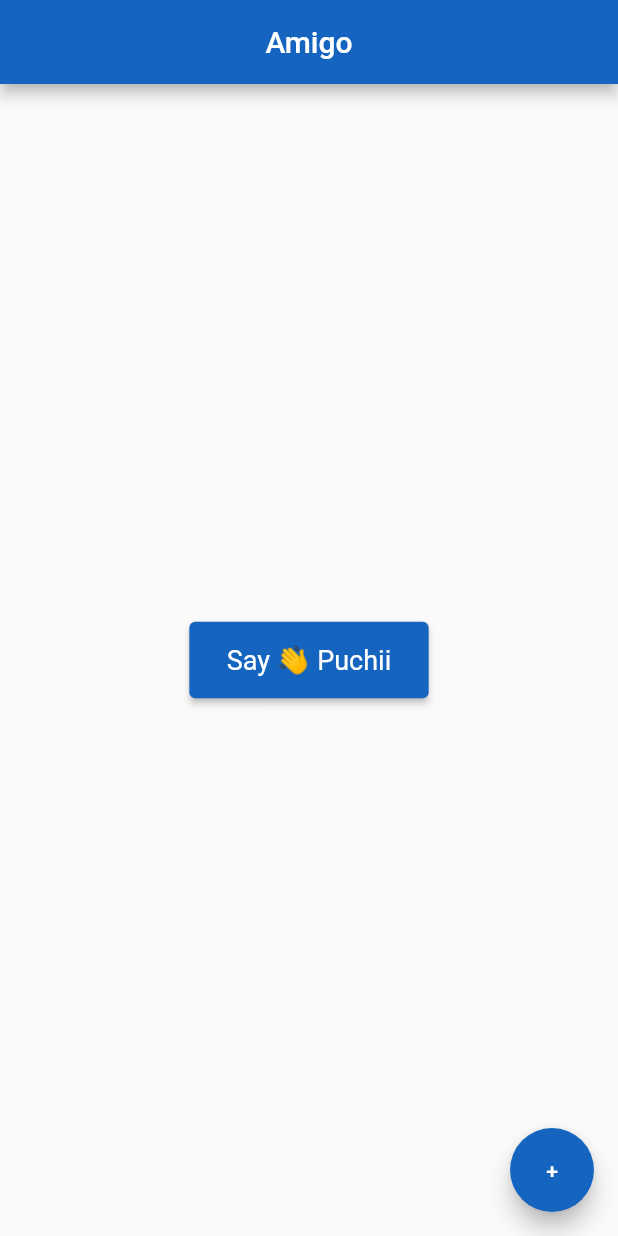
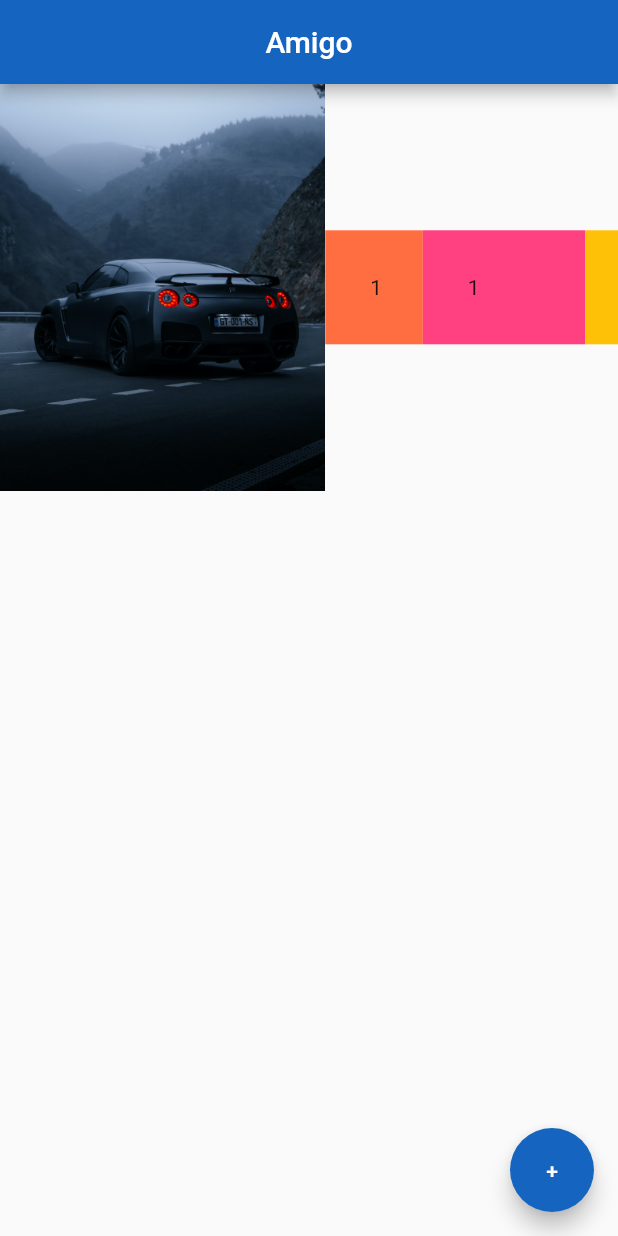
Before and after one commit to SithumDev07/Flutter-Super-Basics, a Flutter app: the screen it shows after launch, on a phone screen of 412 x 824 dp. Run offline on Flutter 3.47's test engine with Material 2 defaults, Android fonts, the phone set to English and light mode, and no system bars.

Commit message:
Expanded, Row, Column

```diff
--- a/lib/main.dart
+++ b/lib/main.dart
@@ -16,19 +16,36 @@ class Home extends StatelessWidget {
         centerTitle: true,
         backgroundColor: Colors.blue[800],
       ),
-      body: Center(
-        child: ElevatedButton(
-          onPressed: () {
-            print('Puchiii');
-          },
-          child: Text('Say 👋 Puchii'),
-          style: ElevatedButton.styleFrom(
-              primary: Colors.blue[800],
-              padding: EdgeInsets.symmetric(horizontal: 25.0, vertical: 15.0),
-              textStyle: TextStyle(
-                fontSize: 18.0,
-              )),
-        ),
+      body: Row(
+        children: <Widget>[
+          Expanded(
+            flex: 10,
+            child: Image.asset('assets/nissan-r35.jpg'),
+          ),
+          Expanded(
+            flex: 3,
+            child: Container(
+              padding: EdgeInsets.all(30.0),
+              color: Colors.deepOrangeAccent,
+              child: Text('1'),
+            ),
+          ),
+          Expanded(
+            flex: 5,
+            child: Container(
+              padding: EdgeInsets.all(30.0),
+              color: Colors.pinkAccent,
+              child: Text('1'),
+            ),
+          ),
+          Expanded(
+            child: Container(
+              padding: EdgeInsets.all(30.0),
+              color: Colors.amber,
+              child: Text('1'),
+            ),
+          ),
+        ],
       ),
       floatingActionButton: FloatingActionButton(
         child: Text('+'),
```
